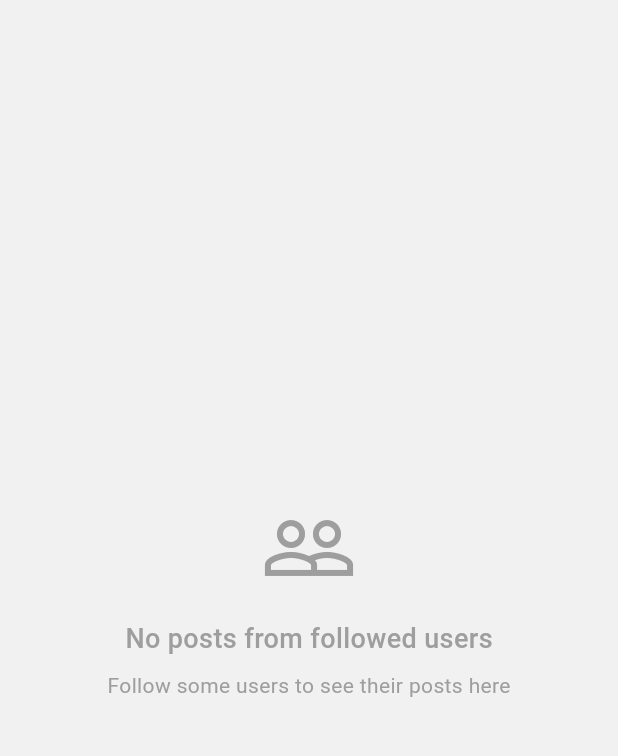
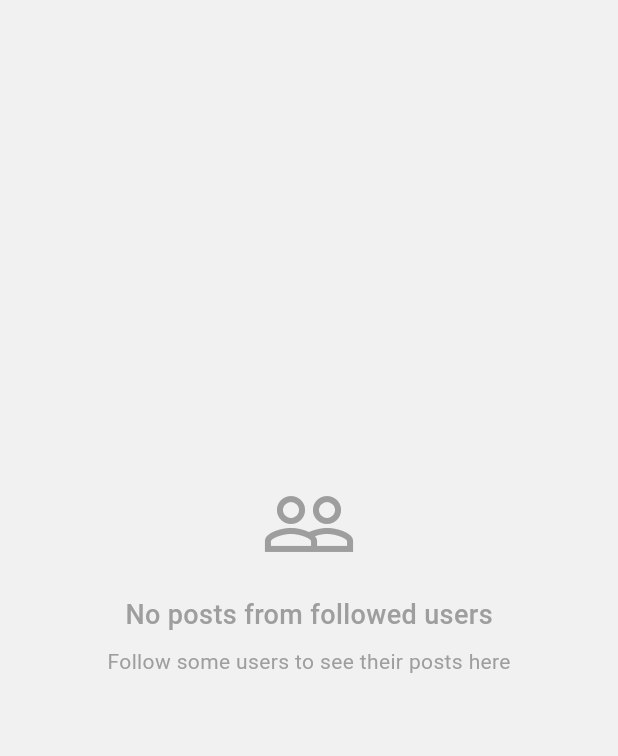
Before and after one commit to Samuelputeho/vandacoo, a Flutter app: the ExplorerScreen screen opened directly with empty values, tab 2 chosen, on a phone screen of 412 x 824 dp, the part 84-840 px from its top. Run offline on Flutter 3.47's test engine with Material 3 defaults, Android fonts, the phone set to English and light mode, and no system bars; our stand-ins replace bloc, cached_network_image, chewie, equatable, flutter_bloc, flutter_local_notifications and 14 more; missing offline and left inert: video_thumbnail; accounts and stored records are empty.

Commit message:
Increment version numbers and enhance UI layout in Explorer and Following screens
- Updated version number to 1.0.0+8 in pubspec.yaml.
- Incremented CURRENT_PROJECT_VERSION to 8 in project.pbxproj for consistency with the new release version.
- Refactored empty state UI in ExplorerScreen and FollowingScreen to use an expanded layout for better visual presentation and user experience.
- Replaced CircularProgressIndicator with a custom Loader widget in ChatPage for improved loading state representation.

```diff
--- a/lib/features/explore_page/presentation/pages/explorer_screen.dart
+++ b/lib/features/explore_page/presentation/pages/explorer_screen.dart
@@ -769,12 +769,14 @@ class _ExplorerScreenState extends State<ExplorerScreen>
           }
 
           if (displayPosts.isEmpty) {
-            return Center(
+            return Column(
+              children: [
+                _buildStoriesSection(_stories),
+                Expanded(
+                  child: Center(
                     child: Column(
                       mainAxisAlignment: MainAxisAlignment.center,
                       children: [
-                  _buildStoriesSection(_stories),
-                  const SizedBox(height: 32),
                         const Icon(
                           Icons.explore_outlined,
                           size: 64,
@@ -799,6 +801,9 @@ class _ExplorerScreenState extends State<ExplorerScreen>
                         ),
                       ],
                     ),
+                  ),
+                ),
+              ],
             );
           }
 
--- a/lib/features/explore_page/presentation/pages/following_screen.dart
+++ b/lib/features/explore_page/presentation/pages/following_screen.dart
@@ -586,12 +586,14 @@ class _FollowingScreenState extends State<FollowingScreen> {
           }
 
           // Show empty state
-          return Center(
+          return Column(
+            children: [
+              _buildStoriesSection(), // Always show stories section if available
+              Expanded(
+                child: Center(
                   child: Column(
                     mainAxisAlignment: MainAxisAlignment.center,
                     children: [
-                _buildStoriesSection(), // Always show stories section if available
-                const SizedBox(height: 32),
                       const Icon(
                         Icons.people_outline,
                         size: 64,
@@ -616,6 +618,9 @@ class _FollowingScreenState extends State<FollowingScreen> {
                       ),
                     ],
                   ),
+                ),
+              ),
+            ],
           );
         },
       );
--- a/lib/features/messages/presentation/pages/chat_page.dart
+++ b/lib/features/messages/presentation/pages/chat_page.dart
@@ -5,6 +5,7 @@ import 'package:image_picker/image_picker.dart';
 import 'package:vandacoo/core/common/entities/user_entity.dart';
 import 'package:vandacoo/core/common/models/user_model.dart';
 import 'package:vandacoo/core/common/entities/message_entity.dart';
+import 'package:vandacoo/core/common/widgets/loader.dart';
 import 'package:vandacoo/features/messages/presentation/bloc/messages_bloc/message_bloc.dart';
 import 'package:vandacoo/features/messages/presentation/widgets/message_bubble.dart';
 import 'dart:async';
@@ -246,7 +247,7 @@ class _ChatPageState extends State<ChatPage> {
                   }
 
                   // Show loading state only on initial load
-                  return const Center(child: CircularProgressIndicator());
+                  return const Loader();
                 },
               ),
             ),
--- a/pubspec.yaml
+++ b/pubspec.yaml
@@ -16,7 +16,7 @@ publish_to: 'none' # Remove this line if you wish to publish to pub.dev
 # https://developer.apple.com/library/archive/documentation/General/Reference/InfoPlistKeyReference/Articles/CoreFoundationKeys.html
 # In Windows, build-name is used as the major, minor, and patch parts
 # of the product and file versions while build-rnumber is used as the build suffix.
-version: 1.0.0+7
+version: 1.0.0+8
 
 environment:
   sdk: ^3.5.1
```
Also changed, not shown: 1 other file. Lines whose indentation alone changed are shown as unchanged.
